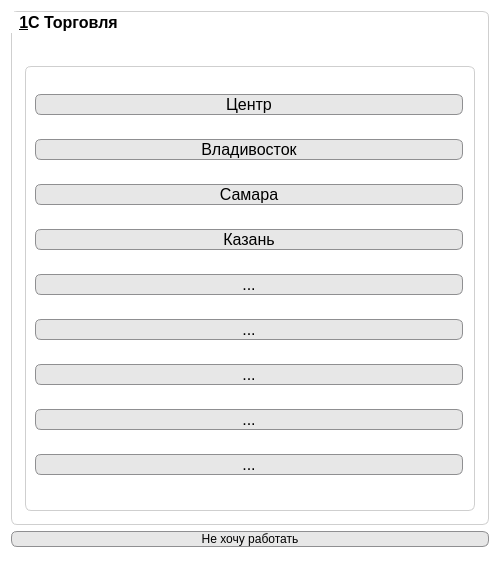
Qt form mainwindow.ui (Valeryn4/1Crun) before a commit.
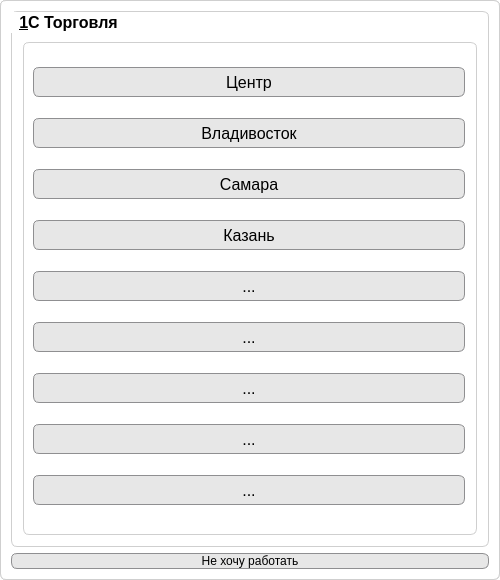
The same form after that commit.

What changed in the file:
```diff
--- a/mainwindow.ui
+++ b/mainwindow.ui
@@ -27,7 +27,9 @@
   </property>
   <property name="styleSheet">
    <string notr="true">background-color: rgb(255, 255, 255);
-</string>
+border-radius: 6px;
+border: 1px solid;
+border-color: rgb(207, 207, 207);</string>
   </property>
   <widget class="QWidget" name="centralWidget">
    <layout class="QVBoxLayout" name="verticalLayout_2">
@@ -87,6 +89,12 @@
             </property>
             <item>
              <widget class="QPushButton" name="pushButton_1">
+              <property name="minimumSize">
+               <size>
+                <width>82</width>
+                <height>30</height>
+               </size>
+              </property>
               <property name="font">
                <font>
                 <pointsize>12</pointsize>
@@ -99,7 +107,6 @@
                <string notr="true">QPushButton {
     border: 1px solid #8f8f91;
     border-radius: 6px;
-    
 	background-color: rgb(231, 231, 231);
     min-width: 80px;
 }
@@ -116,6 +123,13 @@
 	background-color: rgb(244, 244, 244);
 }
 
+QPushButton:hover { 
+    
+	
+	background-color: rgb(181, 181, 181);
+	border-color: rgb(85, 0, 0);
+}
+
 </string>
               </property>
               <property name="text">
@@ -128,6 +142,12 @@
             </item>
             <item>
              <widget class="QPushButton" name="pushButton_2">
+              <property name="minimumSize">
+               <size>
+                <width>82</width>
+                <height>30</height>
+               </size>
+              </property>
               <property name="font">
                <font>
                 <pointsize>12</pointsize>
@@ -155,6 +175,13 @@
     
 	background-color: rgb(244, 244, 244);
 }
+
+QPushButton:hover { 
+    
+	
+	background-color: rgb(181, 181, 181);
+	border-color: rgb(85, 0, 0);
+}
 </string>
               </property>
               <property name="text">
@@ -164,6 +191,12 @@
             </item>
             <item>
              <widget class="QPushButton" name="pushButton_3">
+              <property name="minimumSize">
+               <size>
+                <width>82</width>
+                <height>30</height>
+               </size>
+              </property>
               <property name="font">
                <font>
                 <pointsize>12</pointsize>
@@ -191,6 +224,13 @@
     
 	background-color: rgb(244, 244, 244);
 }
+
+QPushButton:hover { 
+    
+	
+	background-color: rgb(181, 181, 181);
+	border-color: rgb(85, 0, 0);
+}
 </string>
               </property>
               <property name="text">
@@ -200,6 +240,12 @@
             </item>
             <item>
              <widget class="QPushButton" name="pushButton_4">
+              <property name="minimumSize">
+               <size>
+                <width>82</width>
+                <height>30</height>
+               </size>
+              </property>
               <property name="font">
                <font>
                 <pointsize>12</pointsize>
@@ -227,6 +273,13 @@
     
 	background-color: rgb(244, 244, 244);
 }
+
+QPushButton:hover { 
+    
+	
+	background-color: rgb(181, 181, 181);
+	border-color: rgb(85, 0, 0);
+}
 </string>
               </property>
               <property name="text">
@@ -236,6 +289,12 @@
             </item>
             <item>
              <widget class="QPushButton" name="pushButton_5">
+              <property name="minimumSize">
+               <size>
+                <width>82</width>
+                <height>30</height>
+               </size>
+              </property>
               <property name="font">
                <font>
                 <pointsize>12</pointsize>
@@ -261,6 +320,13 @@
     
 	background-color: rgb(244, 244, 244);
 }
+
+QPushButton:hover { 
+    
+	
+	background-color: rgb(181, 181, 181);
+	border-color: rgb(85, 0, 0);
+}
 </string>
               </property>
               <property name="text">
@@ -270,6 +336,12 @@
             </item>
             <item>
              <widget class="QPushButton" name="pushButton_6">
+              <property name="minimumSize">
+               <size>
+                <width>82</width>
+                <height>30</height>
+               </size>
+              </property>
               <property name="font">
                <font>
                 <pointsize>12</pointsize>
@@ -295,7 +367,13 @@
     
 	background-color: rgb(244, 244, 244);
 }
-</string>
+
+QPushButton:hover { 
+    
+	
+	background-color: rgb(181, 181, 181);
+	border-color: rgb(85, 0, 0);
+}</string>
               </property>
               <property name="text">
                <string>...</string>
@@ -304,6 +382,12 @@
             </item>
             <item>
              <widget class="QPushButton" name="pushButton_7">
+              <property name="minimumSize">
+               <size>
+                <width>82</width>
+                <height>30</height>
+               </size>
+              </property>
               <property name="font">
                <font>
                 <pointsize>12</pointsize>
@@ -329,6 +413,13 @@
     
 	background-color: rgb(244, 244, 244);
 }
+
+QPushButton:hover { 
+    
+	
+	background-color: rgb(181, 181, 181);
+	border-color: rgb(85, 0, 0);
+}
 </string>
               </property>
               <property name="text">
@@ -338,6 +429,12 @@
             </item>
             <item>
              <widget class="QPushButton" name="pushButton_8">
+              <property name="minimumSize">
+               <size>
+                <width>82</width>
+                <height>30</height>
+               </size>
+              </property>
               <property name="font">
                <font>
                 <pointsize>12</pointsize>
@@ -363,6 +460,13 @@
     
 	background-color: rgb(244, 244, 244);
 }
+
+QPushButton:hover { 
+    
+	
+	background-color: rgb(181, 181, 181);
+	border-color: rgb(85, 0, 0);
+}
 </string>
               </property>
               <property name="text">
@@ -372,6 +476,12 @@
             </item>
             <item>
              <widget class="QPushButton" name="pushButton_9">
+              <property name="minimumSize">
+               <size>
+                <width>82</width>
+                <height>30</height>
+               </size>
+              </property>
               <property name="font">
                <font>
                 <pointsize>12</pointsize>
@@ -397,6 +507,13 @@
     
 	background-color: rgb(244, 244, 244);
 }
+
+QPushButton:hover { 
+    
+	
+	background-color: rgb(181, 181, 181);
+	border-color: rgb(85, 0, 0);
+}
 </string>
               </property>
               <property name="text">
@@ -434,6 +551,13 @@
     
 	background-color: rgb(244, 244, 244);
 }
+
+QPushButton:hover { 
+    
+	
+	background-color: rgb(181, 181, 181);
+	border-color: rgb(85, 0, 0);
+}
 </string>
       </property>
       <property name="text">
@@ -443,7 +567,6 @@
     </item>
    </layout>
   </widget>
-  <widget class="QStatusBar" name="statusBar"/>
  </widget>
  <layoutdefault spacing="6" margin="11"/>
  <resources/>
```
